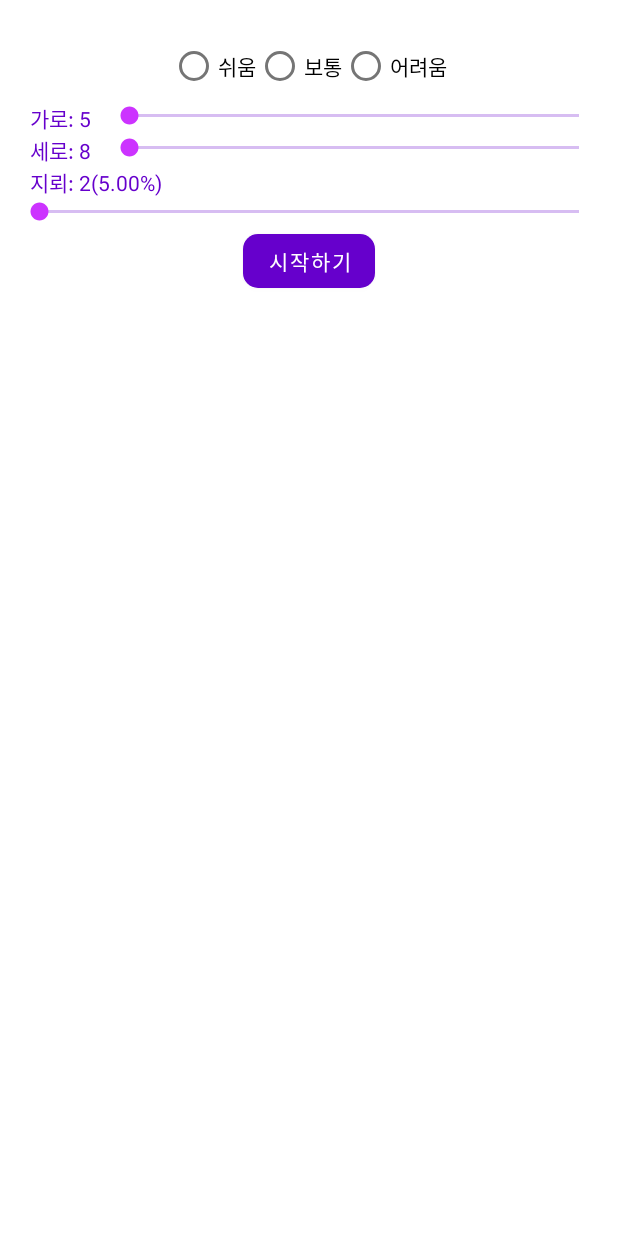
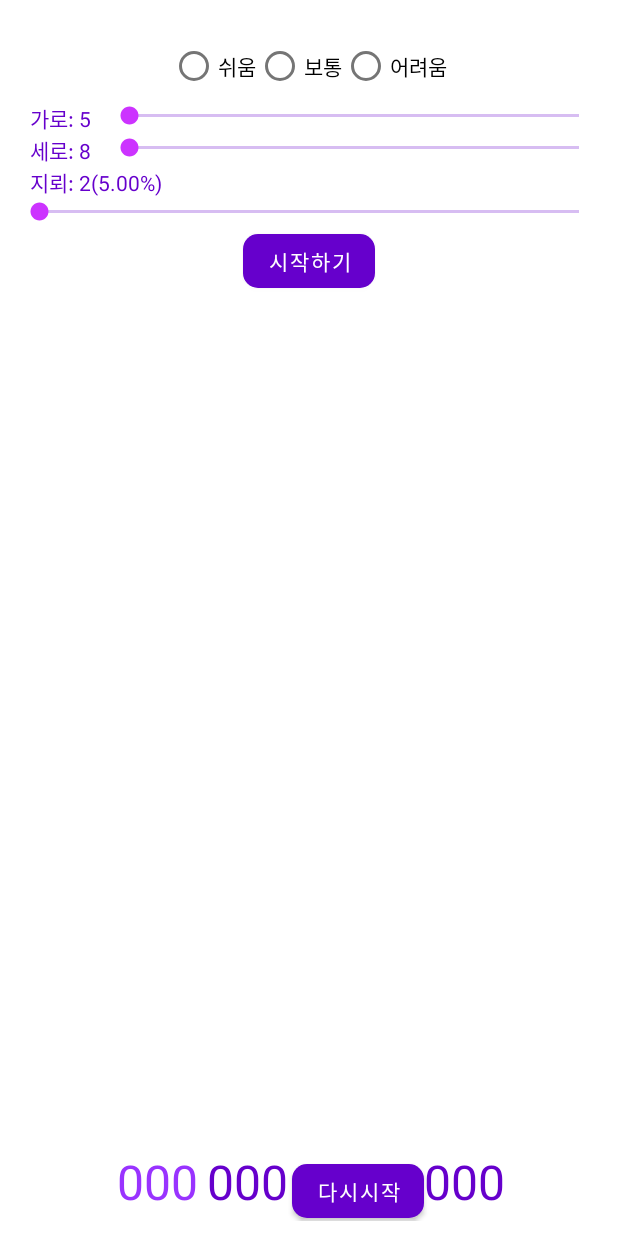
Before and after one commit to fabbitox/MineSweeperPR, an Android app: the layout activity_main.xml on its own in the app's theme, with its tools: preview values and no code run, on a phone screen of 412 x 824 dp. Run offline under Robolectric (Android 15) with nearby library versions, the phone set to English and light mode, and no system bars.

Commit message:
views in gameUI

```diff
--- a/app/src/main/java/com/first/minesweeperpr/MainActivity.java
+++ b/app/src/main/java/com/first/minesweeperpr/MainActivity.java
@@ -63,6 +63,7 @@ public class MainActivity extends AppCompatActivity {
         View root = findViewById(R.id.root);
         remainedTv = findViewById(R.id.remained_count);
         explodedTv = findViewById(R.id.exploded_count);
+        View gameUi = findViewById(R.id.for_game);
 
         overFlag = false;
         root.setBackgroundColor(0xcceeddff);// 배경 색
@@ -150,18 +151,14 @@ public class MainActivity extends AppCompatActivity {
             remainedCount = counts[2];
             explodedCount = 0;
             valueInput.setVisibility(View.INVISIBLE);
-            restartBtn.setVisibility(View.VISIBLE);
+            gameUi.setVisibility(View.VISIBLE);
             remainedTv.setText(String.valueOf(remainedCount));
-            remainedTv.setVisibility(View.VISIBLE);
             explodedTv.setText(String.valueOf(explodedCount));
-            explodedTv.setVisibility(View.VISIBLE);
         });
         // 초기화해서 다시 시작할 수 있도록
         restartBtn.setOnClickListener(v -> {
             valueInput.setVisibility(View.VISIBLE);
-            restartBtn.setVisibility(View.INVISIBLE);
-            remainedTv.setVisibility(View.INVISIBLE);
-            explodedTv.setVisibility(View.INVISIBLE);
+            gameUi.setVisibility(View.INVISIBLE);
             overFlag = false;
             foundIndex = 0;
             finishFlag = false;
--- a/app/src/main/res/layout/activity_main.xml
+++ b/app/src/main/res/layout/activity_main.xml
@@ -124,60 +124,55 @@
         android:layout_marginEnd="10dp"
         android:layout_marginBottom="67dp" />
 
-    <Button
-        android:id="@+id/restart_btn"
-        android:layout_width="wrap_content"
+    <LinearLayout
+        android:id="@+id/for_game"
+        android:layout_width="match_parent"
         android:layout_height="wrap_content"
-        android:layout_gravity="bottom|center_horizontal"
+        android:layout_gravity="bottom"
         android:layout_marginBottom="10dp"
-        android:text="@string/restart_text"
-        android:textColor="@color/white"
+        android:gravity="center_horizontal"
+        android:orientation="horizontal"
         android:visibility="invisible"
-        app:backgroundTint="#6600CC"
-        app:cornerRadius="10dp" />
+        tools:visibility="visible">
+
+        <TextView
+            android:id="@+id/exploded_count"
+            android:layout_width="60dp"
+            android:layout_height="wrap_content"
+            android:text="@string/count_3digit_sample"
+            android:textAlignment="center"
+            android:textColor="#9933FF"
+            android:textSize="32sp"
+            tools:ignore="RtlCompat" />
 
         <TextView
             android:id="@+id/remained_count"
             android:layout_width="60dp"
             android:layout_height="wrap_content"
-        android:layout_gravity="bottom|center_horizontal"
-        android:layout_marginEnd="84dp"
-        android:layout_marginBottom="10dp"
-        android:gravity="center"
             android:text="@string/count_3digit_sample"
             android:textAlignment="center"
             android:textColor="#6600CC"
             android:textSize="32sp"
-        android:visibility="invisible"
             tools:ignore="RtlCompat" />
 
-    <TextView
-        android:id="@+id/exploded_count"
-        android:layout_width="60dp"
+        <Button
+            android:id="@+id/restart_btn"
+            android:layout_width="wrap_content"
             android:layout_height="wrap_content"
-        android:layout_gravity="bottom|center"
-        android:layout_marginEnd="152dp"
-        android:layout_marginBottom="10dp"
-        android:gravity="center"
-        android:text="@string/count_3digit_sample"
-        android:textAlignment="center"
-        android:textColor="#9933FF"
-        android:textSize="32sp"
-        android:visibility="invisible"
-        tools:ignore="RtlCompat" />
+            android:text="@string/restart_text"
+            android:textColor="@color/white"
+            app:backgroundTint="#6600CC"
+            app:cornerRadius="10dp" />
 
         <TextView
             android:id="@+id/time"
             android:layout_width="wrap_content"
             android:layout_height="wrap_content"
-        android:layout_gravity="bottom|end"
-        android:layout_marginEnd="10dp"
-        android:layout_marginBottom="10dp"
             android:text="@string/count_3digit_sample"
             android:textAlignment="center"
             android:textColor="#6600CC"
-        android:textSize="36sp"
-        android:visibility="invisible"
+            android:textSize="32sp"
             tools:ignore="RtlCompat" />
+    </LinearLayout>
 
 </FrameLayout>
```
Lines whose indentation alone changed are shown as unchanged.
